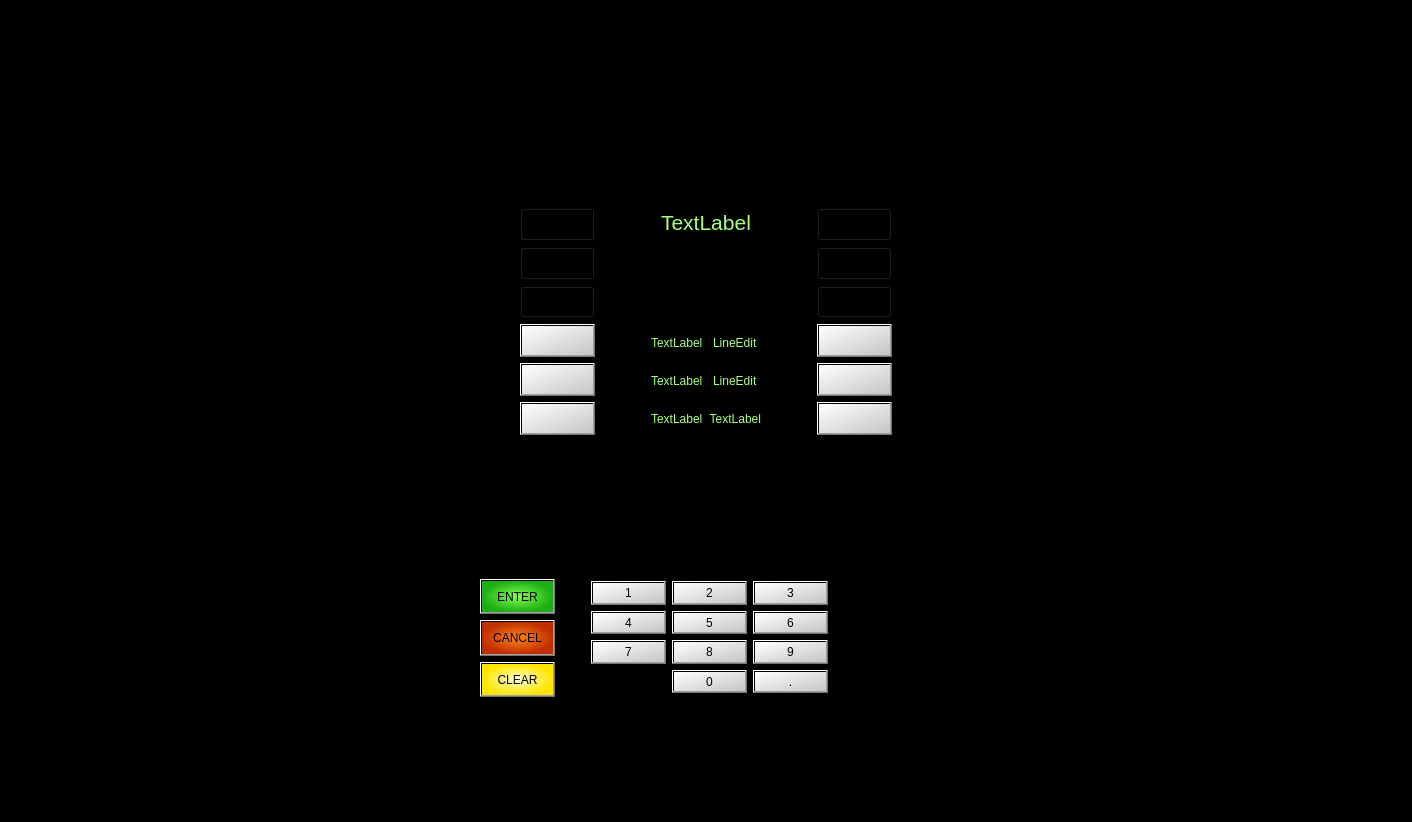
mikkeohukainen/ATM_SIM_23, file bank-automat/transactions.ui: the form before one commit.
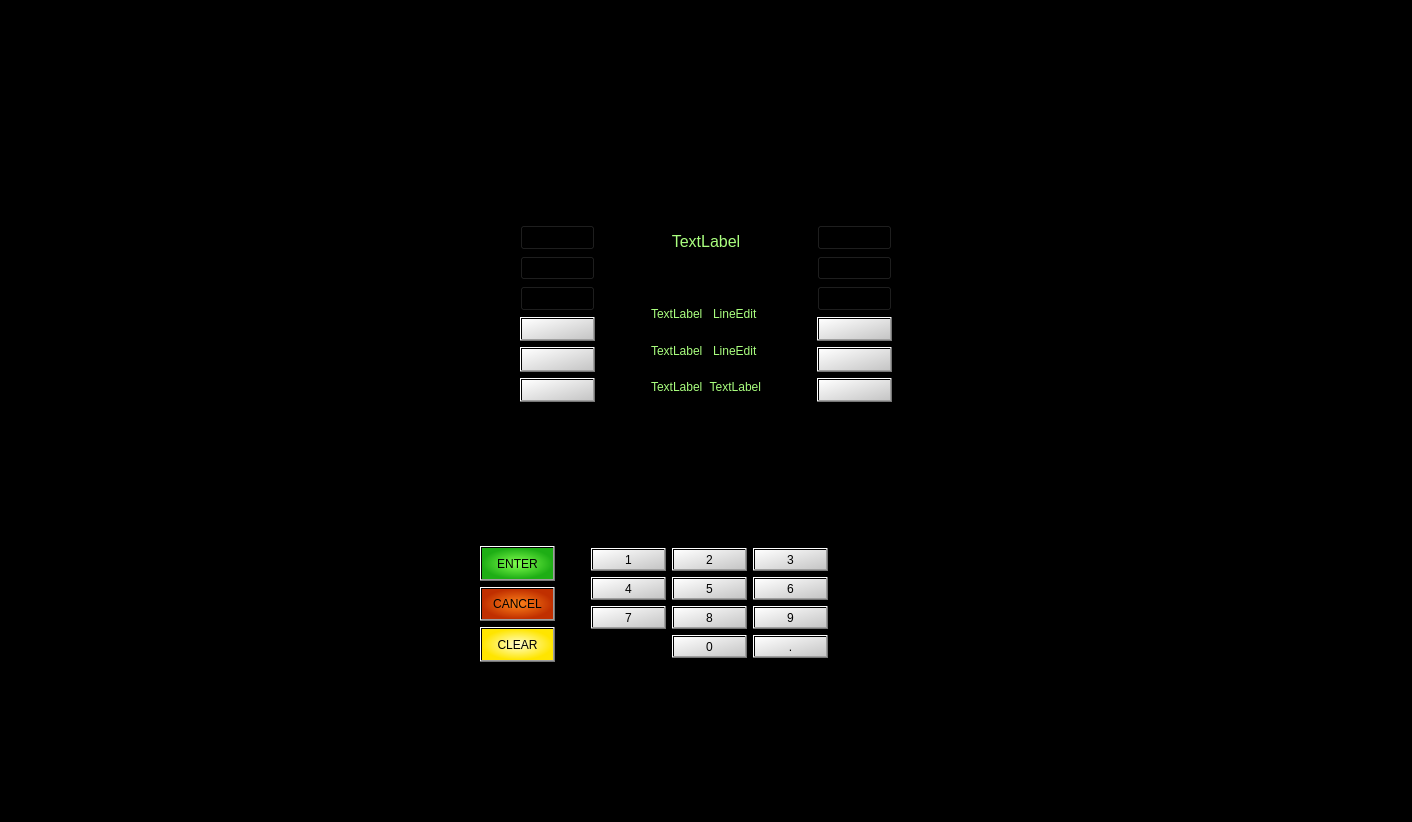
The form after the commit.

```diff
--- a/bank-automat/transactions.ui
+++ b/bank-automat/transactions.ui
@@ -34,13 +34,13 @@
      <number>135</number>
     </property>
     <property name="topMargin">
-     <number>118</number>
+     <number>135</number>
     </property>
     <property name="rightMargin">
      <number>135</number>
     </property>
     <property name="bottomMargin">
-     <number>65</number>
+     <number>80</number>
     </property>
     <item row="1" column="0">
      <layout class="QHBoxLayout" name="horizontalLayout">
@@ -54,7 +54,7 @@
        <number>80</number>
       </property>
       <property name="bottomMargin">
-       <number>60</number>
+       <number>80</number>
       </property>
       <item>
        <spacer name="horizontalSpacer_2">
@@ -497,7 +497,7 @@
          <number>50</number>
         </property>
         <property name="topMargin">
-         <number>35</number>
+         <number>55</number>
         </property>
         <property name="rightMargin">
          <number>50</number>
@@ -510,7 +510,7 @@
           <property name="font">
            <font>
             <family>Segoe UI</family>
-            <pointsize>16</pointsize>
+            <pointsize>12</pointsize>
             <italic>false</italic>
             <bold>false</bold>
            </font>
@@ -531,7 +531,7 @@
         <item>
          <layout class="QGridLayout" name="gridLayout_2">
           <property name="topMargin">
-           <number>30</number>
+           <number>0</number>
           </property>
           <item row="0" column="0">
            <widget class="QLabel" name="label_left1">
```
Left out of the diff: 2 changed lines with no effect on the pictures.
